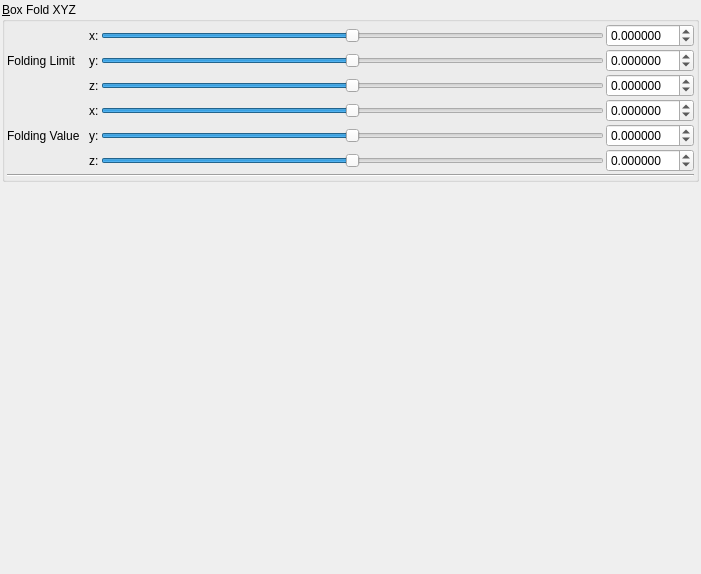
First picture: the form in mandelbulber2/qt_data/fractal_transf_box_fold_XYZ.ui, repository buddhi1980/mandelbulber2, before the edit.
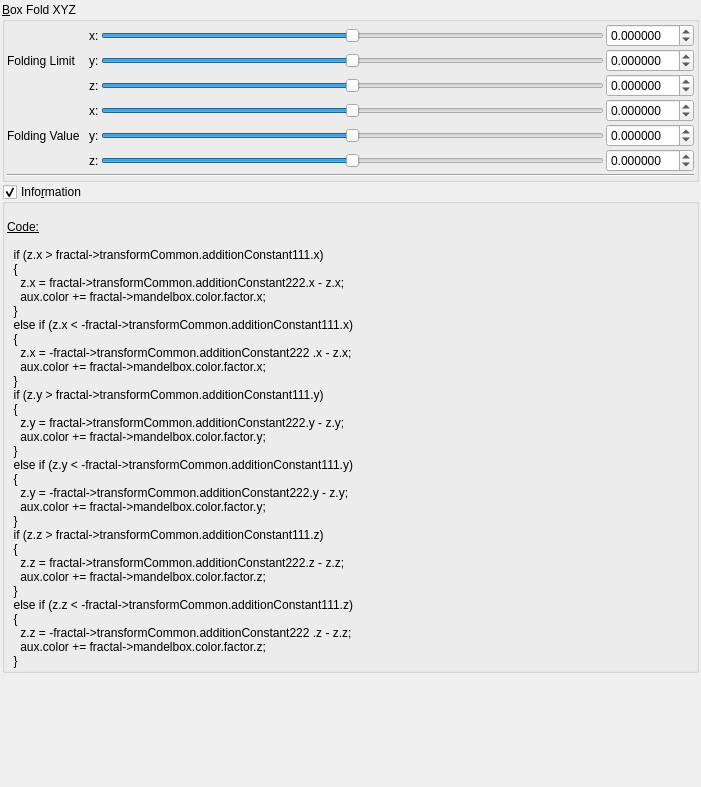
Second picture: the form after the edit. Custom widgets are drawn as their Qt base class.

What changed in the file:
```diff
--- a/mandelbulber2/qt_data/fractal_transf_box_fold_XYZ.ui
+++ b/mandelbulber2/qt_data/fractal_transf_box_fold_XYZ.ui
@@ -7,7 +7,7 @@
     <x>0</x>
     <y>0</y>
     <width>701</width>
-    <height>574</height>
+    <height>787</height>
    </rect>
   </property>
   <property name="windowTitle">
@@ -426,6 +426,88 @@
      </layout>
     </widget>
    </item>
+   <item>
+    <widget class="MyGroupBox" name="groupCheck_info">
+     <property name="title">
+      <string>Info&amp;rmation</string>
+     </property>
+     <property name="flat">
+      <bool>false</bool>
+     </property>
+     <property name="checkable">
+      <bool>true</bool>
+     </property>
+     <layout class="QVBoxLayout" name="verticalLayout_2">
+      <property name="spacing">
+       <number>2</number>
+      </property>
+      <property name="leftMargin">
+       <number>2</number>
+      </property>
+      <property name="topMargin">
+       <number>2</number>
+      </property>
+      <property name="rightMargin">
+       <number>2</number>
+      </property>
+      <property name="bottomMargin">
+       <number>2</number>
+      </property>
+      <item>
+       <widget class="QLabel" name="label_4">
+        <property name="text">
+         <string>&lt;!DOCTYPE HTML PUBLIC &quot;-//W3C//DTD HTML 4.0//EN&quot; &quot;http://www.w3.org/TR/REC-html40/strict.dtd&quot;&gt;
+&lt;html&gt;&lt;head&gt;&lt;meta name=&quot;qrichtext&quot; content=&quot;1&quot; /&gt;&lt;style type=&quot;text/css&quot;&gt;
+p, li { white-space: pre-wrap; }
+&lt;/style&gt;&lt;/head&gt;&lt;body&gt;
+&lt;p style=&quot;-qt-paragraph-type:empty; margin-top:0px; margin-bottom:0px; margin-left:0px; margin-right:0px; -qt-block-indent:0; text-indent:0px;&quot;&gt;&lt;br /&gt;&lt;/p&gt;
+&lt;p style=&quot; margin-top:0px; margin-bottom:0px; margin-left:0px; margin-right:0px; -qt-block-indent:0; text-indent:0px;&quot;&gt;&lt;span style=&quot; text-decoration: underline;&quot;&gt;Code:&lt;/span&gt;&lt;/p&gt;
+&lt;p style=&quot;-qt-paragraph-type:empty; margin-top:0px; margin-bottom:0px; margin-left:0px; margin-right:0px; -qt-block-indent:0; text-indent:0px; text-decoration: underline;&quot;&gt;&lt;br /&gt;&lt;/p&gt;
+&lt;p style=&quot; margin-top:0px; margin-bottom:0px; margin-left:0px; margin-right:0px; -qt-block-indent:0; text-indent:0px;&quot;&gt;  if (z.x &amp;gt; fractal-&amp;gt;transformCommon.additionConstant111.x)&lt;/p&gt;
+&lt;p style=&quot; margin-top:0px; margin-bottom:0px; margin-left:0px; margin-right:0px; -qt-block-indent:0; text-indent:0px;&quot;&gt;  {&lt;/p&gt;
+&lt;p style=&quot; margin-top:0px; margin-bottom:0px; margin-left:0px; margin-right:0px; -qt-block-indent:0; text-indent:0px;&quot;&gt;    z.x = fractal-&amp;gt;transformCommon.additionConstant222.x - z.x;&lt;/p&gt;
+&lt;p style=&quot; margin-top:0px; margin-bottom:0px; margin-left:0px; margin-right:0px; -qt-block-indent:0; text-indent:0px;&quot;&gt;    aux.color += fractal-&amp;gt;mandelbox.color.factor.x;&lt;/p&gt;
+&lt;p style=&quot; margin-top:0px; margin-bottom:0px; margin-left:0px; margin-right:0px; -qt-block-indent:0; text-indent:0px;&quot;&gt;  }&lt;/p&gt;
+&lt;p style=&quot; margin-top:0px; margin-bottom:0px; margin-left:0px; margin-right:0px; -qt-block-indent:0; text-indent:0px;&quot;&gt;  else if (z.x &amp;lt; -fractal-&amp;gt;transformCommon.additionConstant111.x)&lt;/p&gt;
+&lt;p style=&quot; margin-top:0px; margin-bottom:0px; margin-left:0px; margin-right:0px; -qt-block-indent:0; text-indent:0px;&quot;&gt;  {&lt;/p&gt;
+&lt;p style=&quot; margin-top:0px; margin-bottom:0px; margin-left:0px; margin-right:0px; -qt-block-indent:0; text-indent:0px;&quot;&gt;    z.x = -fractal-&amp;gt;transformCommon.additionConstant222 .x - z.x;&lt;/p&gt;
+&lt;p style=&quot; margin-top:0px; margin-bottom:0px; margin-left:0px; margin-right:0px; -qt-block-indent:0; text-indent:0px;&quot;&gt;    aux.color += fractal-&amp;gt;mandelbox.color.factor.x;&lt;/p&gt;
+&lt;p style=&quot; margin-top:0px; margin-bottom:0px; margin-left:0px; margin-right:0px; -qt-block-indent:0; text-indent:0px;&quot;&gt;  }&lt;/p&gt;
+&lt;p style=&quot; margin-top:0px; margin-bottom:0px; margin-left:0px; margin-right:0px; -qt-block-indent:0; text-indent:0px;&quot;&gt;  if (z.y &amp;gt; fractal-&amp;gt;transformCommon.additionConstant111.y)&lt;/p&gt;
+&lt;p style=&quot; margin-top:0px; margin-bottom:0px; margin-left:0px; margin-right:0px; -qt-block-indent:0; text-indent:0px;&quot;&gt;  {&lt;/p&gt;
+&lt;p style=&quot; margin-top:0px; margin-bottom:0px; margin-left:0px; margin-right:0px; -qt-block-indent:0; text-indent:0px;&quot;&gt;    z.y = fractal-&amp;gt;transformCommon.additionConstant222.y - z.y;&lt;/p&gt;
+&lt;p style=&quot; margin-top:0px; margin-bottom:0px; margin-left:0px; margin-right:0px; -qt-block-indent:0; text-indent:0px;&quot;&gt;    aux.color += fractal-&amp;gt;mandelbox.color.factor.y;&lt;/p&gt;
+&lt;p style=&quot; margin-top:0px; margin-bottom:0px; margin-left:0px; margin-right:0px; -qt-block-indent:0; text-indent:0px;&quot;&gt;  }&lt;/p&gt;
+&lt;p style=&quot; margin-top:0px; margin-bottom:0px; margin-left:0px; margin-right:0px; -qt-block-indent:0; text-indent:0px;&quot;&gt;  else if (z.y &amp;lt; -fractal-&amp;gt;transformCommon.additionConstant111.y)&lt;/p&gt;
+&lt;p style=&quot; margin-top:0px; margin-bottom:0px; margin-left:0px; margin-right:0px; -qt-block-indent:0; text-indent:0px;&quot;&gt;  {&lt;/p&gt;
+&lt;p style=&quot; margin-top:0px; margin-bottom:0px; margin-left:0px; margin-right:0px; -qt-block-indent:0; text-indent:0px;&quot;&gt;    z.y = -fractal-&amp;gt;transformCommon.additionConstant222.y - z.y;&lt;/p&gt;
+&lt;p style=&quot; margin-top:0px; margin-bottom:0px; margin-left:0px; margin-right:0px; -qt-block-indent:0; text-indent:0px;&quot;&gt;    aux.color += fractal-&amp;gt;mandelbox.color.factor.y;&lt;/p&gt;
+&lt;p style=&quot; margin-top:0px; margin-bottom:0px; margin-left:0px; margin-right:0px; -qt-block-indent:0; text-indent:0px;&quot;&gt;  }&lt;/p&gt;
+&lt;p style=&quot; margin-top:0px; margin-bottom:0px; margin-left:0px; margin-right:0px; -qt-block-indent:0; text-indent:0px;&quot;&gt;  if (z.z &amp;gt; fractal-&amp;gt;transformCommon.additionConstant111.z)&lt;/p&gt;
+&lt;p style=&quot; margin-top:0px; margin-bottom:0px; margin-left:0px; margin-right:0px; -qt-block-indent:0; text-indent:0px;&quot;&gt;  {&lt;/p&gt;
+&lt;p style=&quot; margin-top:0px; margin-bottom:0px; margin-left:0px; margin-right:0px; -qt-block-indent:0; text-indent:0px;&quot;&gt;    z.z = fractal-&amp;gt;transformCommon.additionConstant222.z - z.z;&lt;/p&gt;
+&lt;p style=&quot; margin-top:0px; margin-bottom:0px; margin-left:0px; margin-right:0px; -qt-block-indent:0; text-indent:0px;&quot;&gt;    aux.color += fractal-&amp;gt;mandelbox.color.factor.z;&lt;/p&gt;
+&lt;p style=&quot; margin-top:0px; margin-bottom:0px; margin-left:0px; margin-right:0px; -qt-block-indent:0; text-indent:0px;&quot;&gt;  }&lt;/p&gt;
+&lt;p style=&quot; margin-top:0px; margin-bottom:0px; margin-left:0px; margin-right:0px; -qt-block-indent:0; text-indent:0px;&quot;&gt;  else if (z.z &amp;lt; -fractal-&amp;gt;transformCommon.additionConstant111.z)&lt;/p&gt;
+&lt;p style=&quot; margin-top:0px; margin-bottom:0px; margin-left:0px; margin-right:0px; -qt-block-indent:0; text-indent:0px;&quot;&gt;  {&lt;/p&gt;
+&lt;p style=&quot; margin-top:0px; margin-bottom:0px; margin-left:0px; margin-right:0px; -qt-block-indent:0; text-indent:0px;&quot;&gt;    z.z = -fractal-&amp;gt;transformCommon.additionConstant222 .z - z.z;&lt;/p&gt;
+&lt;p style=&quot; margin-top:0px; margin-bottom:0px; margin-left:0px; margin-right:0px; -qt-block-indent:0; text-indent:0px;&quot;&gt;    aux.color += fractal-&amp;gt;mandelbox.color.factor.z;&lt;/p&gt;
+&lt;p style=&quot; margin-top:0px; margin-bottom:0px; margin-left:0px; margin-right:0px; -qt-block-indent:0; text-indent:0px;&quot;&gt;  }&lt;/p&gt;&lt;/body&gt;&lt;/html&gt;</string>
+        </property>
+        <property name="wordWrap">
+         <bool>true</bool>
+        </property>
+        <property name="openExternalLinks">
+         <bool>true</bool>
+        </property>
+        <property name="textInteractionFlags">
+         <set>Qt::LinksAccessibleByMouse|Qt::TextSelectableByMouse</set>
+        </property>
+       </widget>
+      </item>
+     </layout>
+    </widget>
+   </item>
    <item>
     <spacer name="verticalSpacer">
      <property name="orientation">
@@ -447,6 +529,12 @@
    <extends>QDoubleSpinBox</extends>
    <header>mydoublespinbox.h</header>
   </customwidget>
+  <customwidget>
+   <class>MyGroupBox</class>
+   <extends>QGroupBox</extends>
+   <header>mygroupbox.h</header>
+   <container>1</container>
+  </customwidget>
  </customwidgets>
  <resources/>
  <connections/>
```
